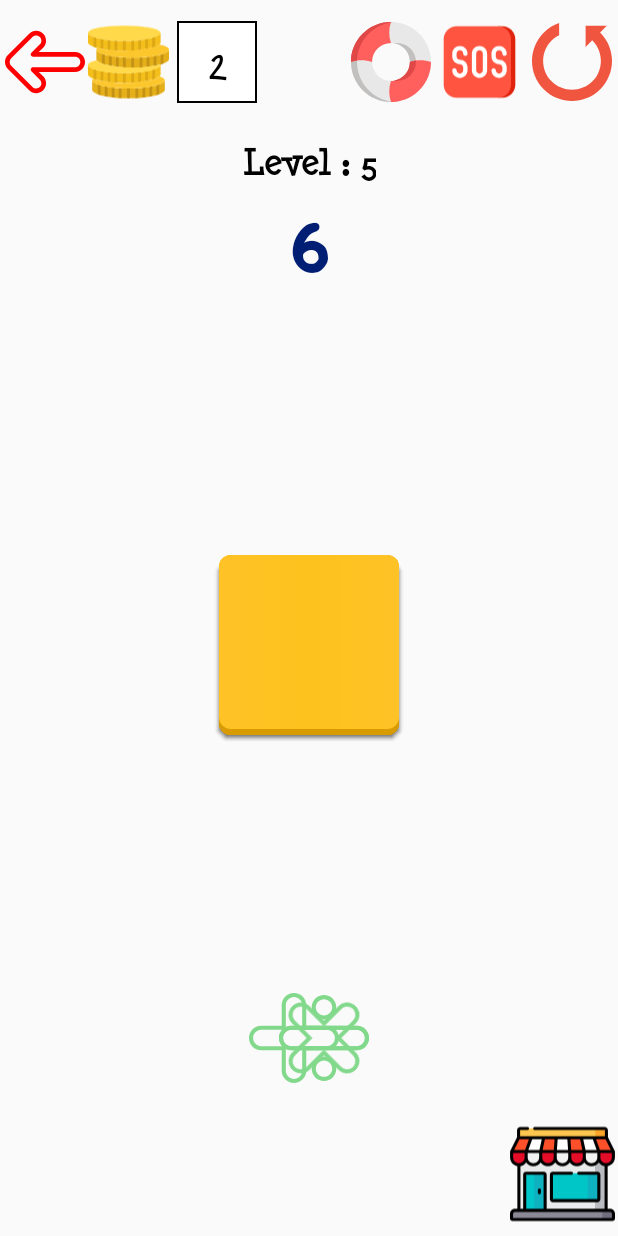
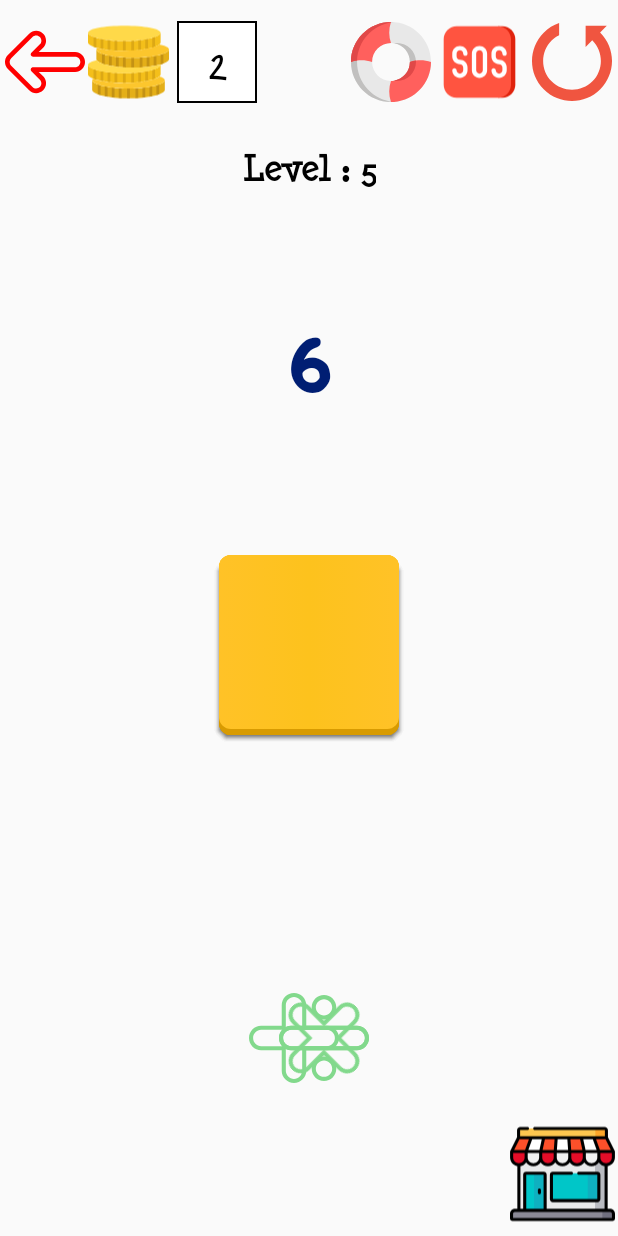
Before and after one commit to ronigrr/MakeItEven2, an Android app: the layout fragment_game_stage.xml on its own in the app's theme, with its tools: preview values and no code run, on a phone screen of 412 x 824 dp. Run offline under Robolectric (Android 15) with nearby library versions, the phone set to English and light mode, and no system bars; plain views replace SingleSelectToggleGroup.

Commit message:
v1.0.4 55sp fix

```diff
--- a/app/src/main/res/layout/fragment_game_stage.xml
+++ b/app/src/main/res/layout/fragment_game_stage.xml
@@ -120,14 +120,14 @@
         android:textColor="@color/primaryTextColor"
         android:textSize="25sp"
         android:textStyle="bold"
-        app:layout_constraintBottom_toTopOf="@+id/theTargetNumberTV"
+        app:layout_constraintBottom_toTopOf="@+id/guideline4"
         app:layout_constraintEnd_toEndOf="parent"
         app:layout_constraintHeight_percent="0.1"
         app:layout_constraintStart_toStartOf="parent"
         app:layout_constraintTop_toTopOf="@+id/guideline"
         app:layout_constraintWidth_percent="0.13"
-        tools:text="Level : 5"
-        tools:targetApi="o" />
+        tools:targetApi="o"
+        tools:text="Level : 5" />
 
     <TextView
         android:id="@+id/theTargetNumberTV"
@@ -135,19 +135,19 @@
         android:layout_height="wrap_content"
         android:autoSizeMaxTextSize="70sp"
         android:autoSizeMinTextSize="10sp"
+        android:fontFamily="@font/itim_regular"
         android:gravity="center"
         android:textColor="#001E73"
-        android:textSize="50sp"
+        android:textSize="55sp"
         android:textStyle="bold"
-        app:layout_constraintBottom_toTopOf="@+id/guideline5"
+        app:layout_constraintBottom_toTopOf="@+id/group_choices_of_numbers"
         app:layout_constraintEnd_toEndOf="parent"
         app:layout_constraintHeight_percent="0.1"
         app:layout_constraintStart_toStartOf="parent"
         app:layout_constraintTop_toTopOf="@+id/guideline4"
         app:layout_constraintWidth_percent="0.13"
-        android:fontFamily="@font/itim_regular"
-        tools:text="6"
-        tools:targetApi="o" />
+        tools:targetApi="o"
+        tools:text="6" />
 
     <com.nex3z.togglebuttongroup.SingleSelectToggleGroup
         android:id="@+id/group_choices_of_numbers"
```
Also changed, not shown: app/src/main/res/layout/fragment_game_arcade.xml (+4 -4 lines).
